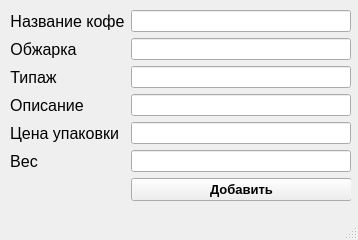
Qt form addEditCoffeeForm.ui (nickson-komi/coffee_shop) before a commit.
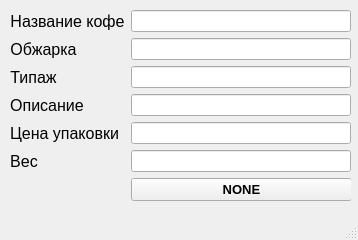
The same form after that commit.

Patch:
```diff
--- a/addEditCoffeeForm.ui
+++ b/addEditCoffeeForm.ui
@@ -196,7 +196,7 @@
         </font>
        </property>
        <property name="text">
-        <string>Добавить</string>
+        <string>NONE</string>
        </property>
       </widget>
      </item>
```
Left out of the diff: 2 changed lines with no effect on the pictures.
